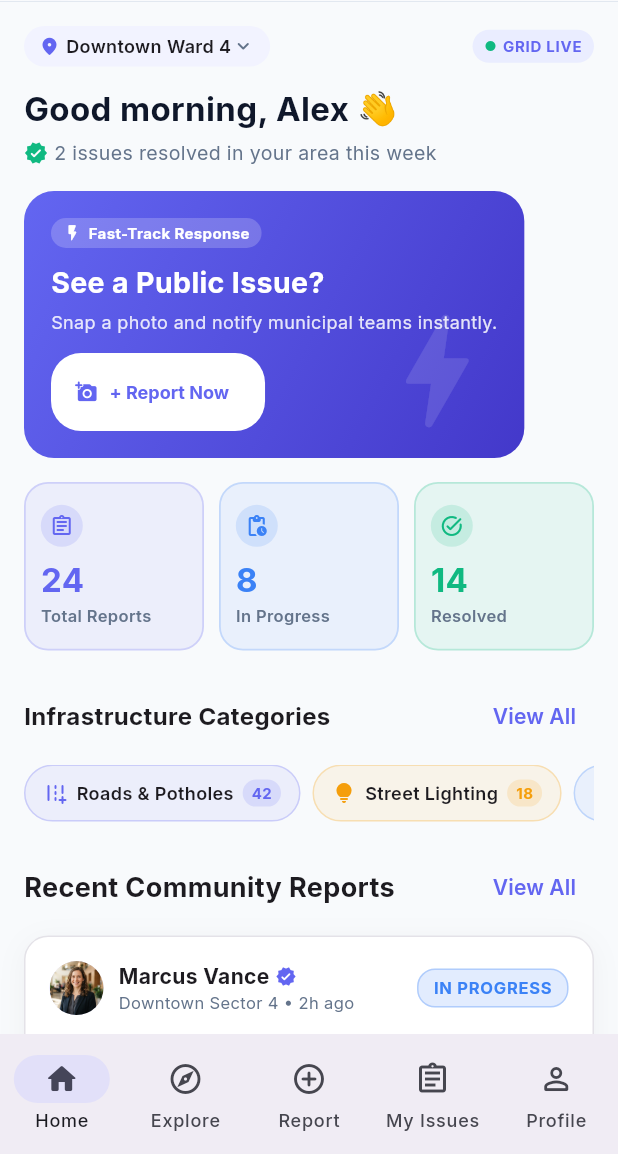
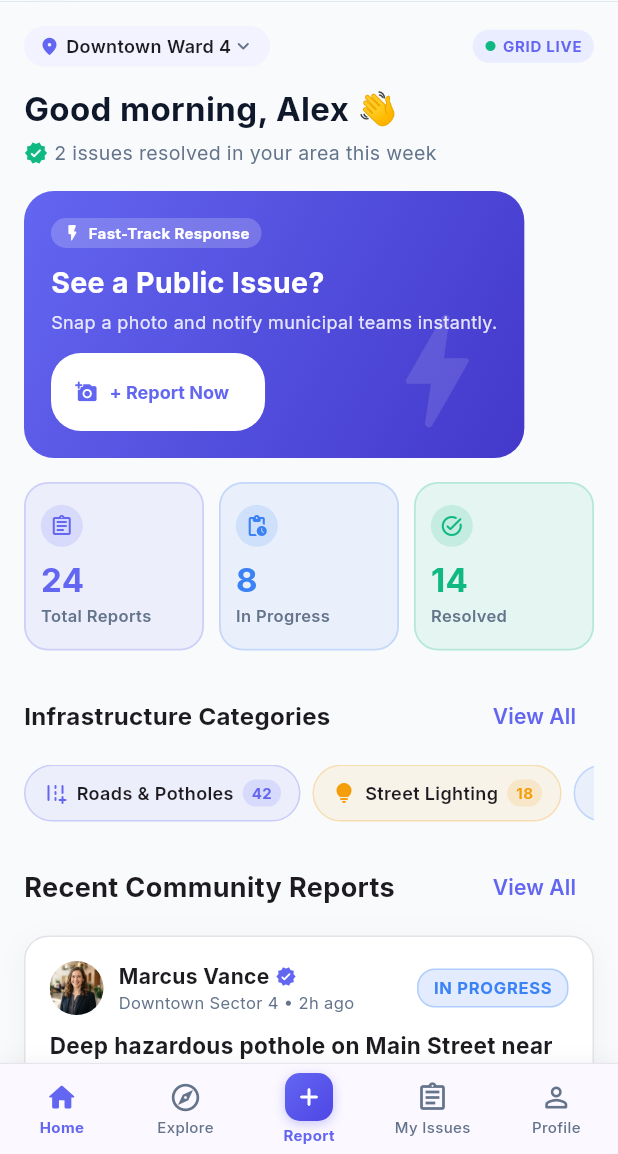
Before and after one commit to jihanurrahman33/PIIRS-Mobile-App, a Flutter app: the screen it shows after launch, after a tap on "Skip", after a tap on "Sign In", after a tap on "Continue as Guest", on a phone screen of 412 x 824 dp, the part 82-1236 px from its top. Run offline on Flutter 3.47's test engine with Material 3 defaults, Android fonts, the phone set to English and light mode, and no system bars; our stand-ins replace equatable, flutter_bloc, flutter_secure_storage, get_it, go_router, google_fonts and 1 more; network calls fail.

Commit message:
feat: Redesign Bottom Navigation Bar with new center button and item components

```diff
--- a/lib/features/home/presentation/widgets/citizen_bottom_nav_bar.dart
+++ b/lib/features/home/presentation/widgets/citizen_bottom_nav_bar.dart
@@ -1,6 +1,8 @@
 import 'package:flutter/material.dart';
 
-/// Reusable Bottom Navigation Bar for Citizen Main Shell with 5 items.
+import 'citizen_bottom_nav_items_row.dart';
+
+/// Reusable redesigned Bottom Navigation Bar for Citizen Main Shell with 5 items.
 class CitizenBottomNavBar extends StatelessWidget {
   final int currentIndex;
   final ValueChanged<int> onTap;
@@ -13,36 +15,34 @@ class CitizenBottomNavBar extends StatelessWidget {
 
   @override
   Widget build(BuildContext context) {
-    return NavigationBar(
-      selectedIndex: currentIndex,
-      onDestinationSelected: onTap,
-      destinations: const [
-        NavigationDestination(
-          icon: Icon(Icons.home_outlined),
-          selectedIcon: Icon(Icons.home_rounded),
-          label: 'Home',
+    final theme = Theme.of(context);
+    final isDark = theme.brightness == Brightness.dark;
+    final borderColor = theme.colorScheme.outlineVariant.withValues(
+      alpha: isDark ? 0.25 : 0.4,
+    );
+
+    return Container(
+      decoration: BoxDecoration(
+        color: theme.cardColor,
+        border: Border(top: BorderSide(color: borderColor, width: 0.8)),
+        boxShadow: [
+          BoxShadow(
+            color: Colors.black.withValues(alpha: isDark ? 0.25 : 0.04),
+            blurRadius: 10,
+            offset: const Offset(0, -2),
+          ),
+        ],
+      ),
+      child: SafeArea(
+        top: false,
+        child: SizedBox(
+          height: 60,
+          child: CitizenBottomNavItemsRow(
+            currentIndex: currentIndex,
+            onTap: onTap,
+          ),
         ),
-        NavigationDestination(
-          icon: Icon(Icons.explore_outlined),
-          selectedIcon: Icon(Icons.explore_rounded),
-          label: 'Explore',
-        ),
-        NavigationDestination(
-          icon: Icon(Icons.add_circle_outline_rounded),
-          selectedIcon: Icon(Icons.add_circle_rounded),
-          label: 'Report',
-        ),
-        NavigationDestination(
-          icon: Icon(Icons.assignment_outlined),
-          selectedIcon: Icon(Icons.assignment_rounded),
-          label: 'My Issues',
-        ),
-        NavigationDestination(
-          icon: Icon(Icons.person_outline_rounded),
-          selectedIcon: Icon(Icons.person_rounded),
-          label: 'Profile',
-        ),
-      ],
+      ),
     );
   }
 }
--- /dev/null
+++ b/lib/features/home/presentation/widgets/citizen_bottom_nav_center_button.dart
@@ -0,0 +1,65 @@
+import 'package:flutter/material.dart';
+
+import '../../../../core/theme/app_colors.dart';
+
+/// Elevated center action button for 'Report New Issue' on bottom navigation.
+class CitizenBottomNavCenterButton extends StatelessWidget {
+  final bool isSelected;
+  final VoidCallback onTap;
+
+  const CitizenBottomNavCenterButton({
+    super.key,
+    required this.isSelected,
+    required this.onTap,
+  });
+
+  @override
+  Widget build(BuildContext context) {
+    return InkWell(
+      onTap: onTap,
+      borderRadius: BorderRadius.circular(16),
+      child: Padding(
+        padding: const EdgeInsets.symmetric(vertical: 2),
+        child: Column(
+          mainAxisSize: MainAxisSize.min,
+          mainAxisAlignment: MainAxisAlignment.center,
+          children: [
+            Container(
+              width: 32,
+              height: 32,
+              decoration: BoxDecoration(
+                gradient: const LinearGradient(
+                  colors: [AppColors.primarySeed, Color(0xFF4F46E5)],
+                  begin: Alignment.topLeft,
+                  end: Alignment.bottomRight,
+                ),
+                borderRadius: BorderRadius.circular(10),
+                boxShadow: [
+                  BoxShadow(
+                    color: AppColors.primarySeed.withValues(alpha: 0.35),
+                    blurRadius: 6,
+                    offset: const Offset(0, 2),
+                  ),
+                ],
+              ),
+              child: const Icon(
+                Icons.add_rounded,
+                size: 20,
+                color: Colors.white,
+              ),
+            ),
+            const SizedBox(height: 2),
+            const Text(
+              'Report',
+              style: TextStyle(
+                fontSize: 10,
+                fontWeight: FontWeight.bold,
+                color: AppColors.primarySeed,
+              ),
+            ),
+          ],
+        ),
+      ),
+    );
+  }
+}
--- /dev/null
+++ b/lib/features/home/presentation/widgets/citizen_bottom_nav_item.dart
@@ -0,0 +1,54 @@
+import 'package:flutter/material.dart';
+
+import '../../../../core/theme/app_colors.dart';
+
+/// Single standard navigation tab item with icon and label.
+class CitizenBottomNavItem extends StatelessWidget {
+  final IconData activeIcon;
+  final IconData inactiveIcon;
+  final String label;
+  final bool isSelected;
+  final VoidCallback onTap;
+
+  const CitizenBottomNavItem({
+    super.key,
+    required this.activeIcon,
+    required this.inactiveIcon,
+    required this.label,
+    required this.isSelected,
+    required this.onTap,
+  });
+
+  @override
+  Widget build(BuildContext context) {
+    final color = isSelected ? AppColors.primarySeed : AppColors.textSecondary;
+
+    return InkWell(
+      onTap: onTap,
+      borderRadius: BorderRadius.circular(16),
+      child: Padding(
+        padding: const EdgeInsets.symmetric(vertical: 4),
+        child: Column(
+          mainAxisSize: MainAxisSize.min,
+          mainAxisAlignment: MainAxisAlignment.center,
+          children: [
+            Icon(
+              isSelected ? activeIcon : inactiveIcon,
+              size: 22,
+              color: color,
+            ),
+            const SizedBox(height: 2),
+            Text(
+              label,
+              style: TextStyle(
+                fontSize: 10,
+                fontWeight: isSelected ? FontWeight.bold : FontWeight.w500,
+                color: color,
+              ),
+            ),
+          ],
+        ),
+      ),
+    );
+  }
+}
--- /dev/null
+++ b/lib/features/home/presentation/widgets/citizen_bottom_nav_items_row.dart
@@ -0,0 +1,51 @@
+import 'package:flutter/material.dart';
+
+import 'citizen_bottom_nav_center_button.dart';
+import 'citizen_bottom_nav_item.dart';
+
+/// Row assembling the 5 interactive tab destinations for the citizen shell.
+class CitizenBottomNavItemsRow extends StatelessWidget {
+  final int currentIndex;
+  final ValueChanged<int> onTap;
+
+  const CitizenBottomNavItemsRow({
+    super.key,
+    required this.currentIndex,
+    required this.onTap,
+  });
+
+  Widget _tab(int i, IconData active, IconData inactive, String label) {
+    return Expanded(
+      child: CitizenBottomNavItem(
+        activeIcon: active,
+        inactiveIcon: inactive,
+        label: label,
+        isSelected: currentIndex == i,
+        onTap: () => onTap(i),
+      ),
+    );
+  }
+
+  @override
+  Widget build(BuildContext context) {
+    return Row(
+      children: [
+        _tab(0, Icons.home_rounded, Icons.home_outlined, 'Home'),
+        _tab(1, Icons.explore_rounded, Icons.explore_outlined, 'Explore'),
+        Expanded(
+          child: CitizenBottomNavCenterButton(
+            isSelected: currentIndex == 2,
+            onTap: () => onTap(2),
+          ),
+        ),
+        _tab(
+          3,
+          Icons.assignment_rounded,
+          Icons.assignment_outlined,
+          'My Issues',
+        ),
+        _tab(4, Icons.person_rounded, Icons.person_outline_rounded, 'Profile'),
+      ],
+    );
+  }
+}
```
